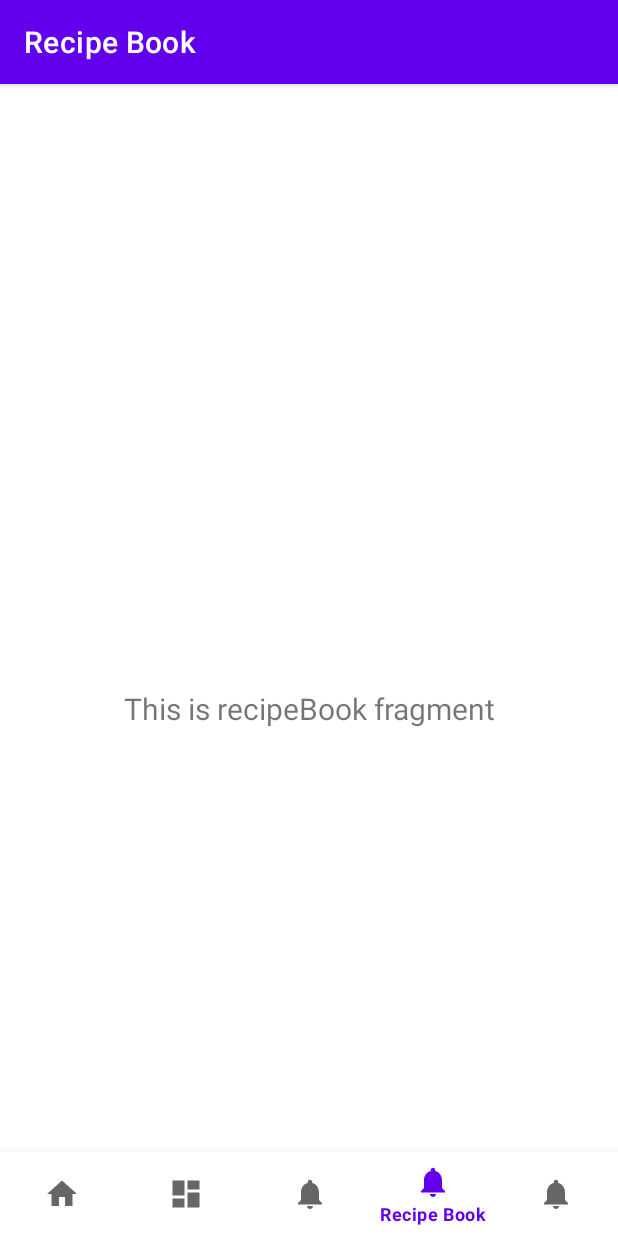
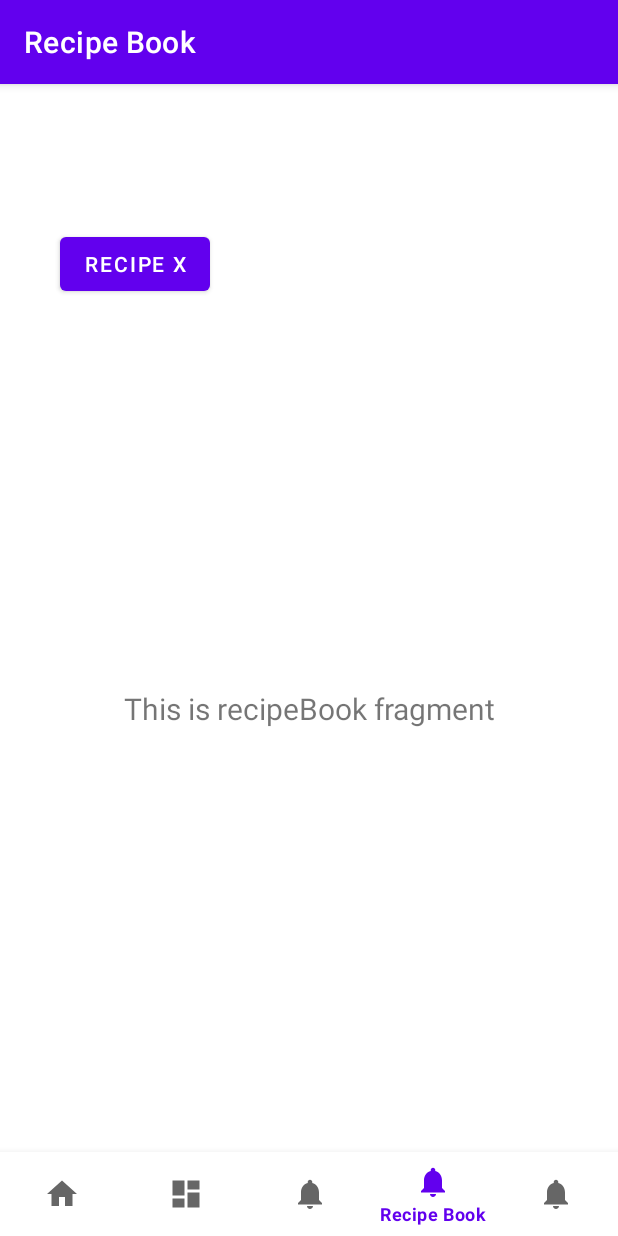
Before and after one commit to timppeters/Recipeze, an Android app: the RecipeBookFragment screen opened through its navigation route, on a phone screen of 412 x 824 dp. Run offline under Robolectric (Android 15) with nearby library versions, the phone set to English and light mode, and no system bars; our stand-ins replace navigation-ui.

Commit message:
Adding Buttons
Added a button to recipe book that will eventually take you to the recipe. I tried to add stuff to the recipe page like an image, but wasn't as simple as selecting an image file. Will look into it.

```diff
--- a/frontend/app/build.gradle
+++ b/frontend/app/build.gradle
@@ -53,6 +53,7 @@ dependencies {
     implementation 'androidx.navigation:navigation-ui:2.3.3'
     implementation 'androidx.lifecycle:lifecycle-livedata-ktx:2.2.0'
     implementation 'androidx.lifecycle:lifecycle-viewmodel-ktx:2.2.0'
+    implementation 'androidx.legacy:legacy-support-v4:1.0.0'
     testImplementation 'junit:junit:4.+'
     androidTestImplementation 'androidx.test.ext:junit:1.1.2'
     androidTestImplementation 'androidx.test.espresso:espresso-core:3.3.0'
--- a/frontend/app/src/main/java/com/group2/recipeze/ui/recipeBook/RecipeBookFragment.java
+++ b/frontend/app/src/main/java/com/group2/recipeze/ui/recipeBook/RecipeBookFragment.java
@@ -1,10 +1,14 @@
 package com.group2.recipeze.ui.recipeBook;
 
+import android.content.Context;
 import android.os.Bundle;
 import android.view.LayoutInflater;
 import android.view.View;
 import android.view.ViewGroup;
+import android.widget.Button;
 import android.widget.TextView;
+import android.widget.Toast;
+
 import androidx.annotation.NonNull;
 import androidx.annotation.Nullable;
 import androidx.fragment.app.Fragment;
@@ -32,13 +36,35 @@ public class RecipeBookFragment extends Fragment {
         recipeBookViewModel =
                 new ViewModelProvider(this).get(RecipeBookViewModel.class);
         View root = inflater.inflate(R.layout.fragment_recipebook, container, false);
+
         final TextView textView = root.findViewById(R.id.text_recipeBook);
-        recipeBookViewModel.getText().observe(getViewLifecycleOwner(), new Observer<String>() {
+        final Button button = root.findViewById(R.id.button_recipeX);
+
+        button.setOnClickListener(new View.OnClickListener() {
+            @Override
+            public void onClick(View v) {
+                Context context = getContext();
+                CharSequence text = "Hello toast!";
+                int duration = Toast.LENGTH_SHORT;
+
+                Toast toast = Toast.makeText(context, text, duration);
+                toast.show();
+            }
+        });
+
+        recipeBookViewModel.getMeText().observe(getViewLifecycleOwner(), new Observer<String>() {
             @Override
             public void onChanged(@Nullable String s) {
                 textView.setText(s);
             }
         });
+
+        recipeBookViewModel.getButtonText().observe(getViewLifecycleOwner(), new Observer<String>() {
+            @Override
+            public void onChanged(@Nullable String s) {  button.setText(s); }
+        });
+
         return root;
     }
+
 }
--- a/frontend/app/src/main/java/com/group2/recipeze/ui/recipeBook/RecipeBookViewModel.java
+++ b/frontend/app/src/main/java/com/group2/recipeze/ui/recipeBook/RecipeBookViewModel.java
@@ -10,13 +10,19 @@ import androidx.lifecycle.ViewModel;
 public class RecipeBookViewModel extends ViewModel {
 
     private MutableLiveData<String> meText;
+    private MutableLiveData<String> buttonText;
 
     public RecipeBookViewModel() {
         meText = new MutableLiveData<>();
         meText.setValue("This is recipeBook fragment");
+
+        buttonText = new MutableLiveData<>();
+        buttonText.setValue("Recipe x");
     }
 
-    public LiveData<String> getText() {
+    public LiveData<String> getMeText() {
         return meText;
     }
+
+    public LiveData<String> getButtonText() { return buttonText; }
 }
--- a/frontend/app/src/main/res/layout/fragment_recipebook.xml
+++ b/frontend/app/src/main/res/layout/fragment_recipebook.xml
@@ -19,4 +19,14 @@
         app:layout_constraintEnd_toEndOf="parent"
         app:layout_constraintStart_toStartOf="parent"
         app:layout_constraintTop_toTopOf="parent" />
+
+    <Button
+        android:id="@+id/button_recipeX"
+        android:layout_width="wrap_content"
+        android:layout_height="wrap_content"
+        android:layout_marginStart="40dp"
+        android:layout_marginTop="40dp"
+        app:layout_constraintStart_toStartOf="parent"
+        app:layout_constraintTop_toTopOf="parent" />
+
 </androidx.constraintlayout.widget.ConstraintLayout>
```
Also changed, not shown: frontend/app/src/main/java/com/group2/recipeze/ui/recipe/RecipeViewModel.java (added, +7 -0 lines), frontend/app/src/main/java/com/group2/recipeze/ui/recipe/recipe.java (added, +38 -0 lines), frontend/app/src/main/res/layout/fragment_recipe.xml (added, +35 -0 lines).
